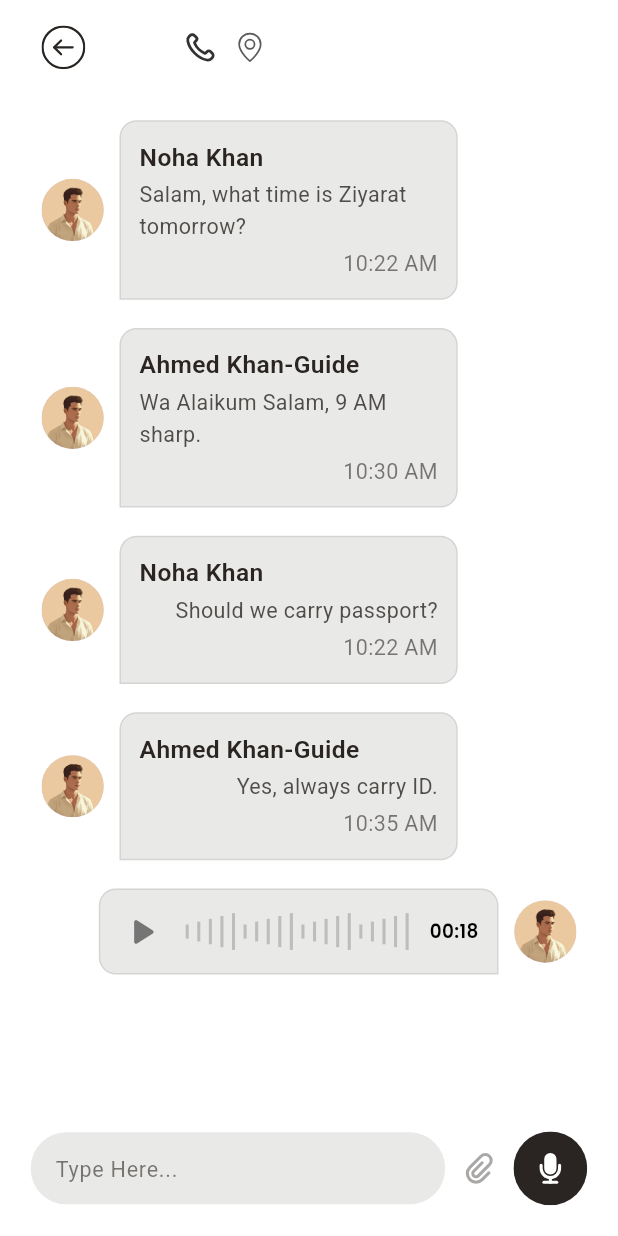
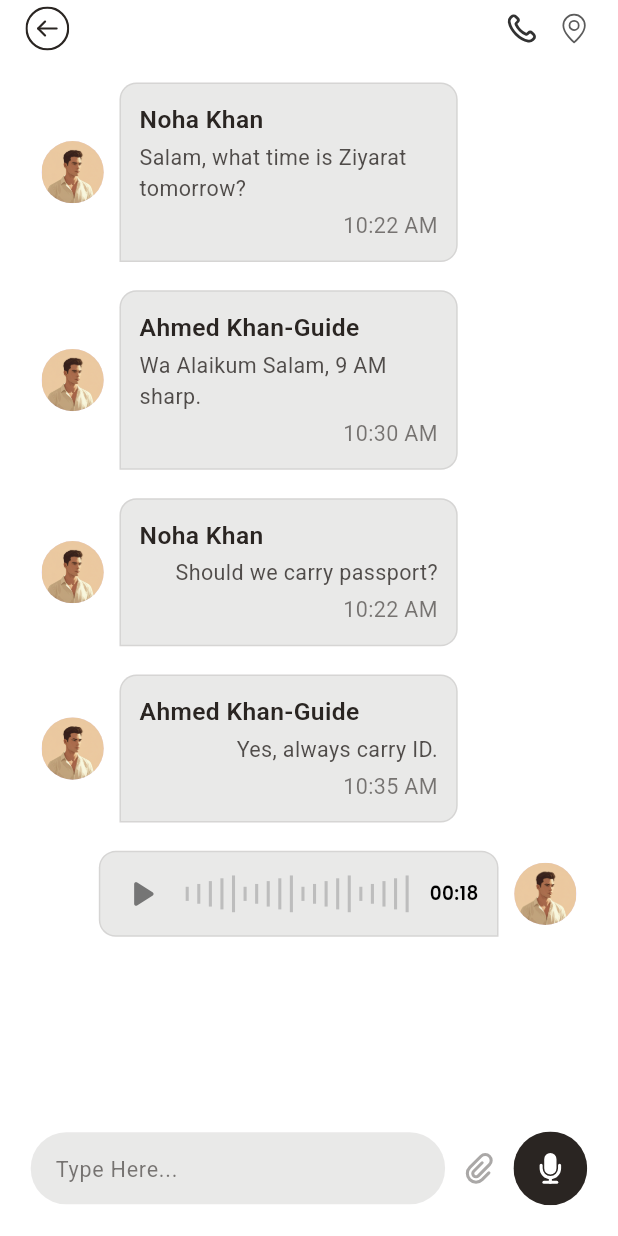
Before and after one commit to debuggerdev24/travel-app---abdelhamid, a Flutter app: the ChatDetailScreen screen opened directly with empty values, on a phone screen of 412 x 824 dp. Run offline on Flutter 3.47's test engine with Material 3 defaults, Android fonts, the phone set to English and light mode, and no system bars; our stand-ins replace flutter_rating_bar, flutter_screenutil, flutter_svg, go_router, google_maps_flutter, image_picker and 2 more; missing offline and left inert: syncfusion_flutter_pdfviewer.

Commit message:
Chat screen ui bug fix

```diff
--- a/lib/screens/chat/chat_detail_screen.dart
+++ b/lib/screens/chat/chat_detail_screen.dart
@@ -37,25 +37,26 @@ class ChatDetailScreen extends StatelessWidget {
                   mainAxisAlignment: MainAxisAlignment.start,
                   children: [
                     Padding(
-                      padding: EdgeInsets.symmetric(
-                        vertical: 18.h,
-                        horizontal: 27.w,
-                      ),
+                      padding: EdgeInsets.only(left: 18.h, right: 10.w),
                       child: GestureDetector(
                         onTap: () => context.pop(),
                         child: SvgIcon(AppAssets.backIcon, size: 28.5.w),
                       ),
                     ),
-                    AppText(
+                    Expanded(
+                      child: AppText(
                         textAlign: TextAlign.center,
                         text: name,
+                        overflow: TextOverflow.ellipsis,
                         style: textStyle32Bold.copyWith(
                           fontSize: 26.sp,
                           color: AppColors.secondary,
                         ),
                       ),
+                    ),
                     if (!isGroup) 35.w.horizontalSpace,
 
+                    SizedBox(width: 10.w),
                     GestureDetector(
                       onTap: () {
                         if (isGroup) {
@@ -73,7 +74,7 @@ class ChatDetailScreen extends StatelessWidget {
                               color: AppColors.greyColor,
                             ),
                     ),
-                    8.w.horizontalSpace,
+                    SizedBox(width: isGroup ? 18.h : 10.w),
                     if (!isGroup)
                       GestureDetector(
                         onTap: () async {
@@ -92,10 +93,13 @@ class ChatDetailScreen extends StatelessWidget {
                             );
                           }
                         },
+                        child: Padding(
+                          padding: EdgeInsets.only(right: 18.h),
                           child: SvgIcon(
                             AppAssets.location,
                             size: 24.w,
                             color: AppColors.greyColor,
+                          ),
                         ),
                       ),
                   ],
```
Also changed, not shown: lib/main.dart (+1 -11 lines). Lines whose indentation alone changed are shown as unchanged.
